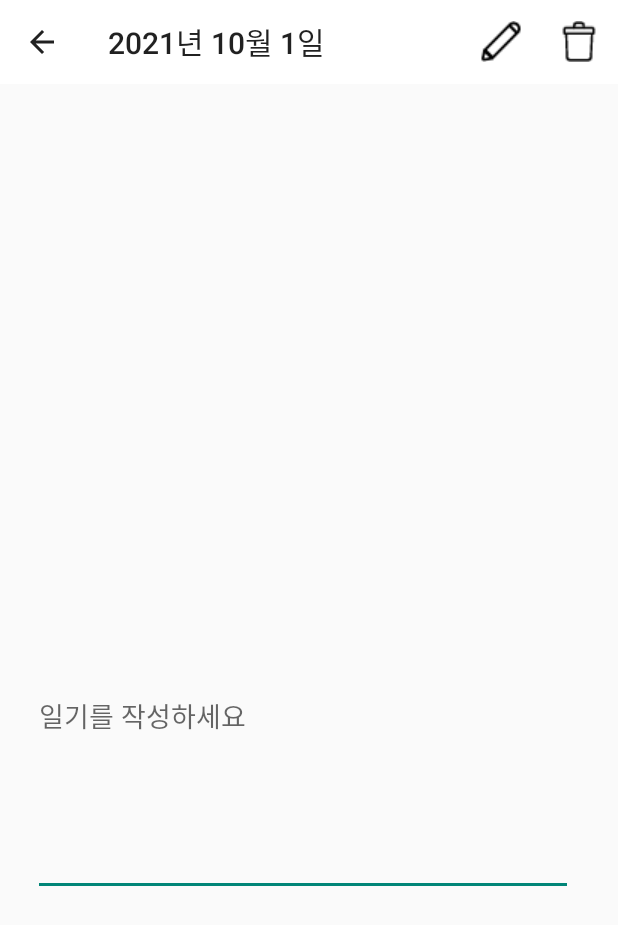
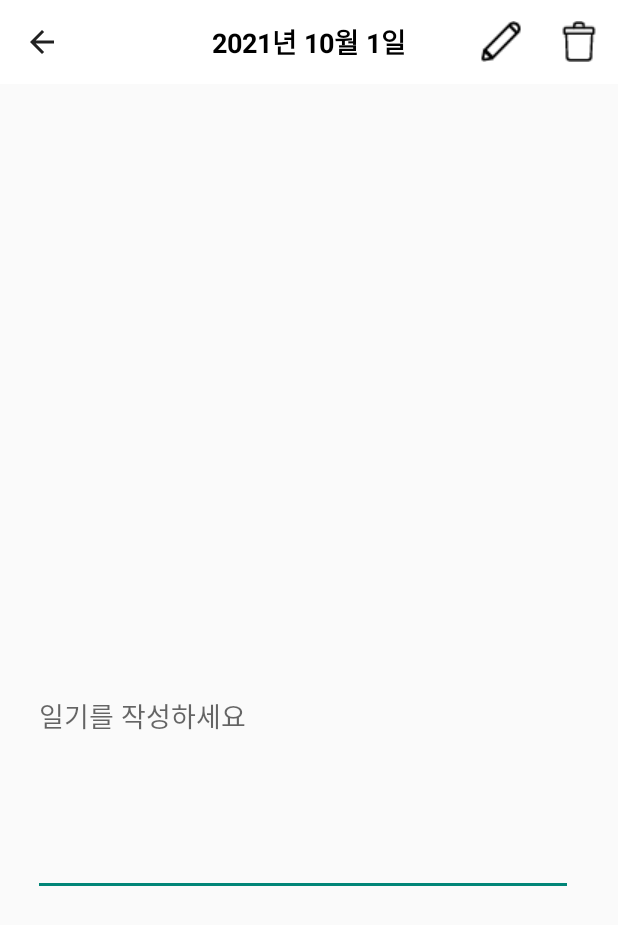
Before and after one commit to food-chatbot/food-chatbot, an Android app: the DiaryView screen opened directly, with no data from a screen before it, on a phone screen of 412 x 824 dp. Shown: the top 925 px of the screen. Run offline under Robolectric (Android 15) with nearby library versions, the phone set to English and light mode, and no system bars.

Commit message:
툴바 텍스트 와이어프레임처럼 & 말풍선 배경색 변경

```diff
--- a/app/src/main/java/com/example/chatbot/DiaryFragment.java
+++ b/app/src/main/java/com/example/chatbot/DiaryFragment.java
@@ -21,6 +21,7 @@ import android.widget.Toast;
 
 import androidx.annotation.NonNull;
 import androidx.annotation.Nullable;
+import androidx.appcompat.widget.Toolbar;
 import androidx.fragment.app.Fragment;
 import androidx.recyclerview.widget.LinearLayoutManager;
 import androidx.recyclerview.widget.RecyclerView;
@@ -46,7 +47,6 @@ public class DiaryFragment extends Fragment {
     LinearLayout diaryTodoWriteLayout;
     EditText todoWrite;
     Button todoSave;
-
 
 
     @Nullable
--- a/app/src/main/java/com/example/chatbot/DiaryView.java
+++ b/app/src/main/java/com/example/chatbot/DiaryView.java
@@ -7,6 +7,7 @@ import android.database.Cursor;
 import android.database.sqlite.SQLiteDatabase;
 import android.graphics.Bitmap;
 import android.graphics.BitmapFactory;
+import android.graphics.Color;
 import android.os.Bundle;
 import android.view.LayoutInflater;
 import android.view.Menu;
@@ -16,6 +17,7 @@ import android.view.View;
 import android.widget.Button;
 import android.widget.EditText;
 import android.widget.ImageView;
+import android.widget.TextView;
 import android.widget.Toast;
 
 
@@ -32,6 +34,7 @@ import java.util.Calendar;
 public class DiaryView extends AppCompatActivity {
 
     Toolbar toolbar;
+    TextView tbarText;
     DBHelper dbHelper;
     SQLiteDatabase sqlitedb;
     Integer postID = -1;
@@ -46,16 +49,17 @@ public class DiaryView extends AppCompatActivity {
         setContentView(R.layout.diary_edit);
 
         toolbar = findViewById(R.id.toolBar);
+        tbarText = toolbar.findViewById(R.id.tbarText);
         setSupportActionBar(toolbar);
 
         Calendar cal = Calendar.getInstance();
         int cYear = cal.get(Calendar.YEAR);
         int cMonth = cal.get(Calendar.MONTH);
         int cDay = cal.get(Calendar.DAY_OF_MONTH);
-
+        tbarText.setText(cYear+"년 "+(cMonth+1)+"월 "+cDay+"일");
+        tbarText.setTextColor(Color.rgb(0,0,0));
         getSupportActionBar().setDisplayHomeAsUpEnabled(true); // 뒤로가기 버튼
-        getSupportActionBar().setTitle(cYear+"년 "+(cMonth+1)+"월 "+cDay+"일");
-
+        getSupportActionBar().setDisplayShowTitleEnabled(false);
 
         diaryImg = findViewById(R.id.diary_img);
         diary_et = findViewById(R.id.diary_et);
--- a/app/src/main/java/com/example/chatbot/FoodListAdater.java
+++ b/app/src/main/java/com/example/chatbot/FoodListAdater.java
@@ -68,7 +68,7 @@ public class FoodListAdater extends BaseAdapter {
         */
         holder.imageView.setImageBitmap(bitmap);
 
-        return null;
+        return row;
     }
 
     public Bitmap getBitmap(int position){
--- a/app/src/main/res/drawable/bg_chat_receive.xml
+++ b/app/src/main/res/drawable/bg_chat_receive.xml
@@ -1,6 +1,6 @@
 <?xml version="1.0" encoding="utf-8"?>
 <shape xmlns:android="http://schemas.android.com/apk/res/android" android:shape="rectangle" >
-    <solid android:color="#F87332" />
+    <solid android:color="#FFCCB2" />
     <corners android:topLeftRadius="0dp"
         android:bottomRightRadius="15dp"
         android:bottomLeftRadius="15dp"
--- a/app/src/main/res/drawable/bg_chat_send.xml
+++ b/app/src/main/res/drawable/bg_chat_send.xml
@@ -1,6 +1,6 @@
 <?xml version="1.0" encoding="utf-8"?>
 <shape xmlns:android="http://schemas.android.com/apk/res/android" android:shape="rectangle" >
-    <solid android:color="#EC3B09" />
+    <solid android:color="#FF7F5B" />
     <corners android:topLeftRadius="15dp"
         android:bottomRightRadius="15dp"
         android:bottomLeftRadius="15dp"
--- a/app/src/main/res/layout/adapter_message_one.xml
+++ b/app/src/main/res/layout/adapter_message_one.xml
@@ -12,7 +12,6 @@
         android:background="@drawable/bg_chat_send"
         android:padding="14dp"
         android:maxWidth="250dp"
-        android:textColor="@android:color/white"
         android:textSize="14sp" />
 
     <TextView
@@ -25,7 +24,6 @@
         android:background="@drawable/bg_chat_receive"
         android:padding="14dp"
         android:maxWidth="250dp"
-        android:textColor="@android:color/white"
         android:textSize="14sp" />
 
 
--- a/app/src/main/res/layout/diary_edit.xml
+++ b/app/src/main/res/layout/diary_edit.xml
@@ -20,7 +20,16 @@
             android:background="#FFFFFF"
             android:elevation="4dp"
             android:theme="@style/ThemeOverlay.AppCompat.ActionBar"
-            app:popupTheme="@style/ThemeOverlay.AppCompat.Light"/>
+            app:popupTheme="@style/ThemeOverlay.AppCompat.Light">
+
+            <TextView
+                android:id="@+id/tbarText"
+                android:layout_width="wrap_content"
+                android:layout_height="wrap_content"
+                android:layout_gravity="center"
+                android:textStyle="bold"
+                android:textSize="18dp"/>
+        </androidx.appcompat.widget.Toolbar>
     </LinearLayout>
 
 
```
Also changed, not shown: app/src/main/java/com/example/chatbot/MainActivity.java (+15 -5 lines), app/src/main/res/layout/activity_main.xml (+12 -1 lines).
